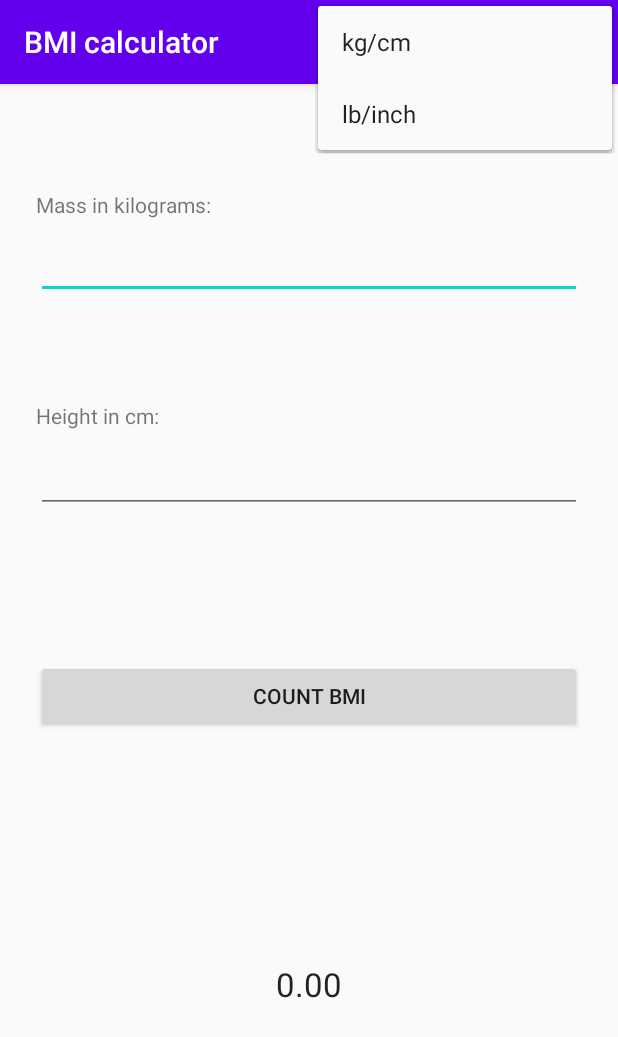
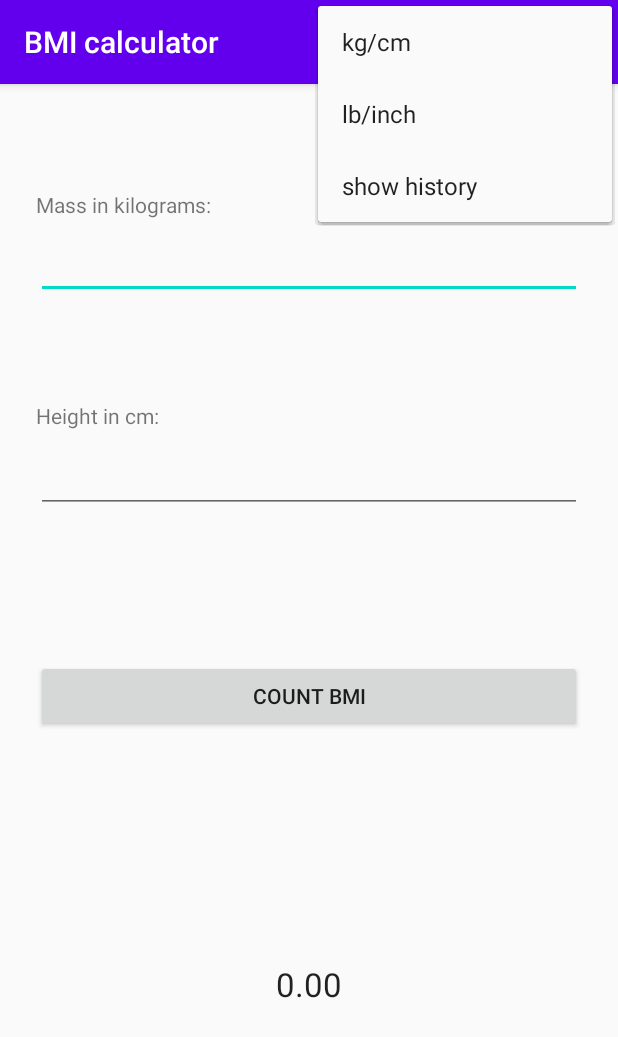
Before and after one commit to marcinoo7/Android, an Android app: the screen it shows after launch (MainActivity), with the options menu open, on a phone screen of 412 x 824 dp. Shown: the top 1037 px of the screen. Run offline under Robolectric (Android 15) with nearby library versions, the phone set to English and light mode, and no system bars.

Commit message:
Added history

```diff
--- a/app/src/main/AndroidManifest.xml
+++ b/app/src/main/AndroidManifest.xml
@@ -15,6 +15,10 @@
             android:label="@string/count_bmi"
             android:theme="@style/AppTheme.NoActionBar" />
         <activity
+            android:name=".History_activity"
+            android:label="@string/history_name"
+            android:theme="@style/AppTheme"/>
+        <activity
             android:name=".MainActivity"
             android:label="@string/app_name"
             android:theme="@style/AppTheme">
--- a/app/src/main/res/menu/menu_main.xml
+++ b/app/src/main/res/menu/menu_main.xml
@@ -4,12 +4,18 @@
     tools:context="pl.pwr.andz1.i00000.MainActivity">
     <item
         android:id="@+id/kgCm"
-        android:orderInCategory="100"
+        android:orderInCategory="1"
         android:title="@string/kgCm"
         app:showAsAction="never" />
     <item
         android:id="@+id/lbIn"
-        android:orderInCategory="100"
+        android:orderInCategory="2"
         android:title="@string/lbIn"
         app:showAsAction="never" />
+
+    <item
+        android:id="@+id/history"
+        android:orderInCategory="3"
+        android:title="@string/historyText"
+        app:showAsAction="never"/>
 </menu>
--- a/app/src/main/res/values/strings.xml
+++ b/app/src/main/res/values/strings.xml
@@ -19,6 +19,8 @@
     <string name="mass_is_empty">Mass is empty</string>
     <string name="kgCm">kg/cm</string>
     <string name="lbIn">lb/inch</string>
+    <string name="historyText">show history</string>
+    <string name="history_name">History</string>
 
     <string name="description_starvation1">
         You are in starvation category.
```
Also changed, not shown: app/src/main/java/pl/pwr/andz1/i00000/MainActivity.kt (+30 -0 lines).
